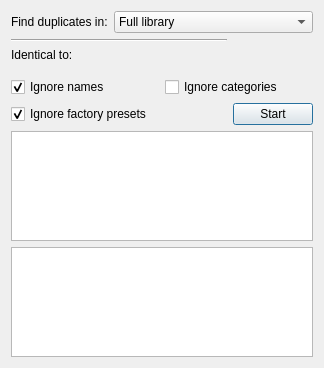
MaurizioB/Bigglesworth, file bigglesworth/ui/duplicates.ui: the form before one commit.
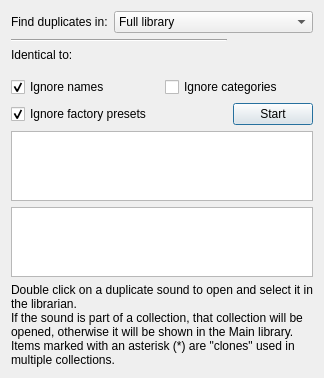
The form after the commit. Icons and pictures are not drawn.

Commit message: Duplicate view improved listing, +progress dialog.

What changed in the file:
```diff
--- a/bigglesworth/ui/duplicates.ui
+++ b/bigglesworth/ui/duplicates.ui
@@ -7,7 +7,7 @@
     <x>0</x>
     <y>0</y>
     <width>324</width>
-    <height>368</height>
+    <height>378</height>
    </rect>
   </property>
   <property name="windowTitle">
@@ -172,6 +172,19 @@
      </property>
     </widget>
    </item>
+   <item row="7" column="0" colspan="3">
+    <widget class="QLabel" name="label_3">
+     <property name="text">
+      <string>Double click on a duplicate sound to open and select it in the librarian.&lt;br/&gt;
+If the sound is part of a collection, that collection will be opened, otherwise it will be shown in the Main library.&lt;br/&gt;
+Items marked with an asterisk (*) are &quot;clones&quot; used in multiple collections.
+</string>
+     </property>
+     <property name="wordWrap">
+      <bool>true</bool>
+     </property>
+    </widget>
+   </item>
   </layout>
  </widget>
  <tabstops>
```
Left out of the diff: 162 changed lines with no effect on the pictures. The commit also changes 3 other files.
